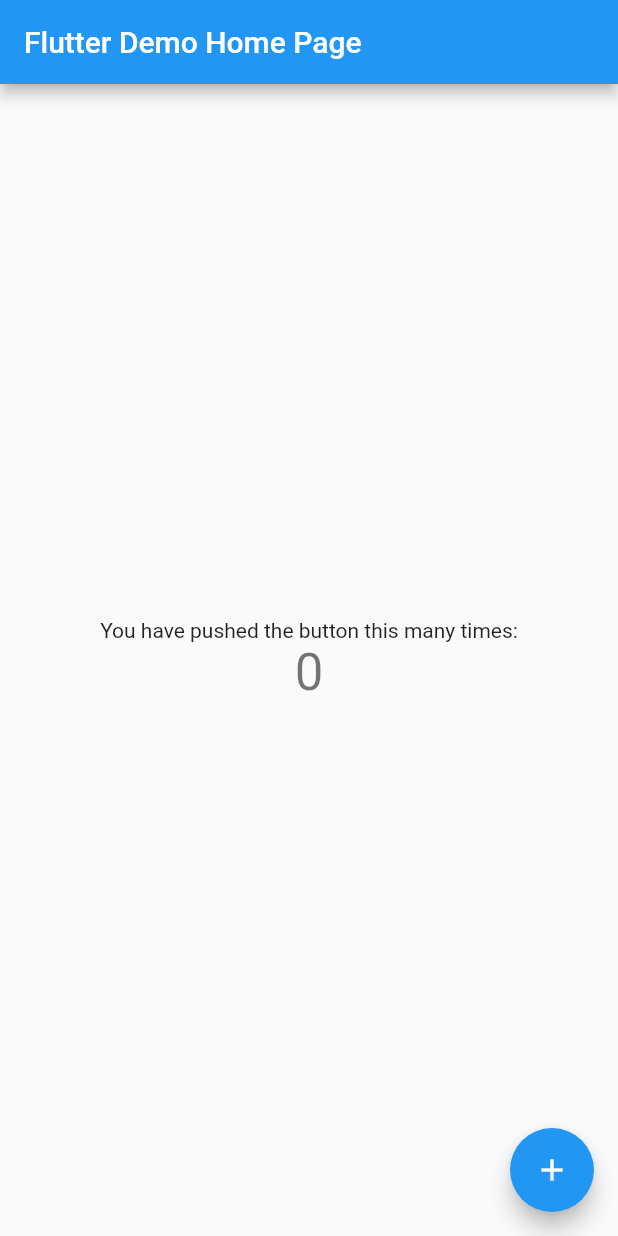
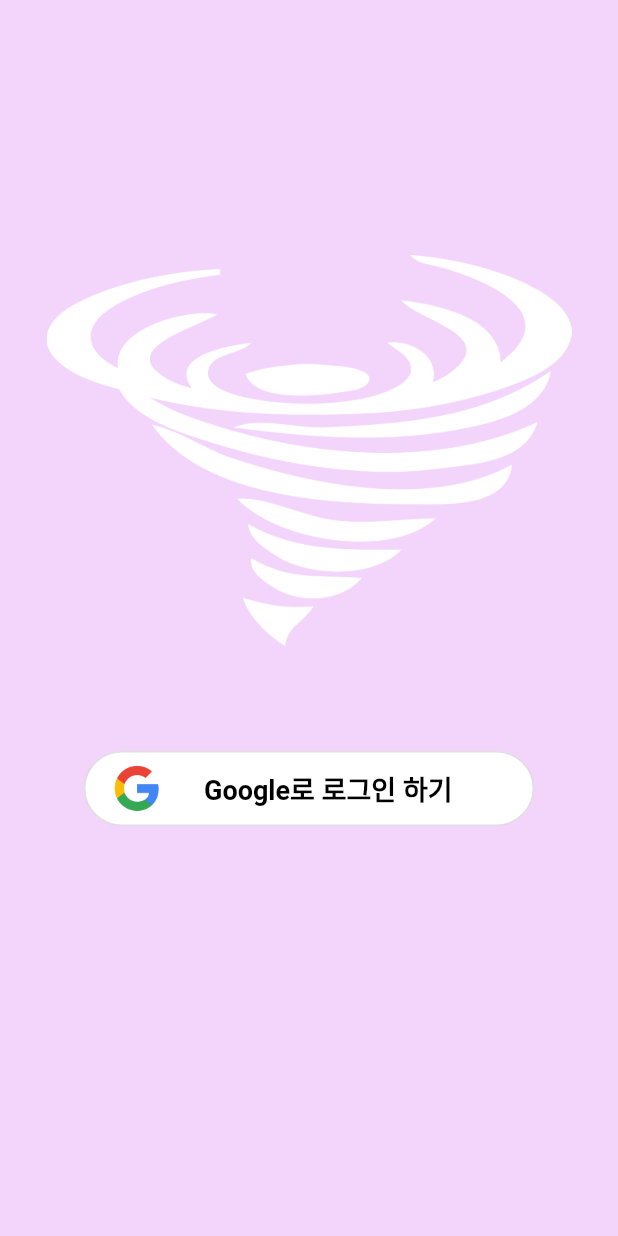
Before and after one commit to 21900162/project_wheel, a Flutter app: the screen it shows after launch, on a phone screen of 412 x 824 dp. Run offline on Flutter 3.47's test engine with Material 2 defaults, Android fonts, the phone set to English and light mode, and no system bars.

Commit message:
login and firstpage

```diff
--- /dev/null
+++ b/lib/login.dart
@@ -0,0 +1,86 @@
+import 'package:flutter/cupertino.dart';
+import 'package:flutter/material.dart';
+
+import 'home.dart';
+
+class Login extends StatefulWidget {
+  const Login({Key? key}) : super(key: key);
+
+  @override
+  State<Login> createState() => _LoginState();
+}
+
+class _LoginState extends State<Login> {
+  // CollectionReference database = FirebaseFirestore.instance.collection('user');
+  // late QuerySnapshot querySnapshot;
+  //
+  // Future<UserCredential> signInWithGoogle() async {
+  //   // Trigger the authentication flow
+  //   final GoogleSignInAccount? googleUser = await GoogleSignIn().signIn();
+  //
+  //   // Obtain the auth details from the request
+  //   final GoogleSignInAuthentication? googleAuth =
+  //   await googleUser?.authentication;
+  //
+  //   // Create a new credential
+  //   final credential = GoogleAuthProvider.credential(
+  //     accessToken: googleAuth?.accessToken,
+  //     idToken: googleAuth?.idToken,
+  //   );
+  //
+  //   // Once signed in, return the UserCredential
+  //   return await FirebaseAuth.instance.signInWithCredential(credential);
+  // }
+
+  @override
+  Widget build(BuildContext context) {
+    return Container(
+      width: double.infinity,
+      height: double.infinity,
+      color: Color(0xffF3D5FB),
+      child: Column(
+        mainAxisAlignment: MainAxisAlignment.start,
+        children: [
+          SizedBox(
+            height: 170,
+          ),
+          Image.asset('assets/태풍.png', width: 350, color: Colors.white),
+          SizedBox(
+            height: 70,
+          ),
+          OutlinedButton(
+              style: OutlinedButton.styleFrom(
+                  padding: EdgeInsets.symmetric(horizontal: 20),
+                  fixedSize: Size(300, 50),
+                  backgroundColor: Colors.white,
+                  shape: const RoundedRectangleBorder(
+                      borderRadius: BorderRadius.all(Radius.circular(25)))),
+              onPressed: () {
+                Navigator.push(
+                  context,
+                  MaterialPageRoute(builder: (context) => HomePage()),
+                );
+              },
+              child: Row(
+                children: [
+                  Image.asset(
+                    'assets/google.png',
+                    width: 30,
+                  ),
+                  SizedBox(width: 30),
+                  Text(
+                    "Google로 로그인 하기",
+                    style: TextStyle(
+                      fontSize: 18,
+                      fontWeight: FontWeight.bold,
+                      color: Colors.black,
+                    ),
+
+                  ),
+                ],
+              ))
+        ],
+      ),
+    );
+  }
+}
--- a/lib/main.dart
+++ b/lib/main.dart
@@ -1,4 +1,5 @@
 import 'package:flutter/material.dart';
+import 'login.dart';
 
 void main() {
   runApp(const MyApp());
@@ -13,103 +14,9 @@ class MyApp extends StatelessWidget {
     return MaterialApp(
       title: 'Flutter Demo',
       theme: ThemeData(
-        // This is the theme of your application.
-        //
-        // Try running your application with "flutter run". You'll see the
-        // application has a blue toolbar. Then, without quitting the app, try
-        // changing the primarySwatch below to Colors.green and then invoke
-        // "hot reload" (press "r" in the console where you ran "flutter run",
-        // or simply save your changes to "hot reload" in a Flutter IDE).
-        // Notice that the counter didn't reset back to zero; the application
-        // is not restarted.
         primarySwatch: Colors.blue,
       ),
-      home: const MyHomePage(title: 'Flutter Demo Home Page'),
+      home: const Login(),
     );
   }
 }
-
-class MyHomePage extends StatefulWidget {
-  const MyHomePage({Key? key, required this.title}) : super(key: key);
-
-  // This widget is the home page of your application. It is stateful, meaning
-  // that it has a State object (defined below) that contains fields that affect
-  // how it looks.
-
-  // This class is the configuration for the state. It holds the values (in this
-  // case the title) provided by the parent (in this case the App widget) and
-  // used by the build method of the State. Fields in a Widget subclass are
-  // always marked "final".
-
-  final String title;
-
-  @override
-  State<MyHomePage> createState() => _MyHomePageState();
-}
-
-class _MyHomePageState extends State<MyHomePage> {
-  int _counter = 0;
-
-  void _incrementCounter() {
-    setState(() {
-      // This call to setState tells the Flutter framework that something has
-      // changed in this State, which causes it to rerun the build method below
-      // so that the display can reflect the updated values. If we changed
-      // _counter without calling setState(), then the build method would not be
-      // called again, and so nothing would appear to happen.
-      _counter++;
-    });
-  }
-
-  @override
-  Widget build(BuildContext context) {
-    // This method is rerun every time setState is called, for instance as done
-    // by the _incrementCounter method above.
-    //
-    // The Flutter framework has been optimized to make rerunning build methods
-    // fast, so that you can just rebuild anything that needs updating rather
-    // than having to individually change instances of widgets.
-    return Scaffold(
-      appBar: AppBar(
-        // Here we take the value from the MyHomePage object that was created by
-        // the App.build method, and use it to set our appbar title.
-        title: Text(widget.title),
-      ),
-      body: Center(
-        // Center is a layout widget. It takes a single child and positions it
-        // in the middle of the parent.
-        child: Column(
-          // Column is also a layout widget. It takes a list of children and
-          // arranges them vertically. By default, it sizes itself to fit its
-          // children horizontally, and tries to be as tall as its parent.
-          //
-          // Invoke "debug painting" (press "p" in the console, choose the
-          // "Toggle Debug Paint" action from the Flutter Inspector in Android
-          // Studio, or the "Toggle Debug Paint" command in Visual Studio Code)
-          // to see the wireframe for each widget.
-          //
-          // Column has various properties to control how it sizes itself and
-          // how it positions its children. Here we use mainAxisAlignment to
-          // center the children vertically; the main axis here is the vertical
-          // axis because Columns are vertical (the cross axis would be
-          // horizontal).
-          mainAxisAlignment: MainAxisAlignment.center,
-          children: <Widget>[
-            const Text(
-              'You have pushed the button this many times:',
-            ),
-            Text(
-              '$_counter',
-              style: Theme.of(context).textTheme.headline4,
-            ),
-          ],
-        ),
-      ),
-      floatingActionButton: FloatingActionButton(
-        onPressed: _incrementCounter,
-        tooltip: 'Increment',
-        child: const Icon(Icons.add),
-      ), // This trailing comma makes auto-formatting nicer for build methods.
-    );
-  }
-}
--- a/pubspec.yaml
+++ b/pubspec.yaml
@@ -58,7 +58,8 @@ flutter:
   uses-material-design: true
 
   # To add assets to your application, add an assets section, like this:
-  # assets:
+  assets:
+    - assets/
   #   - images/a_dot_burr.jpeg
   #   - images/a_dot_ham.jpeg
 
```
Also changed, not shown: lib/home.dart (added, +302 -0 lines), assets/google.png (added), assets/태풍.png (added).
